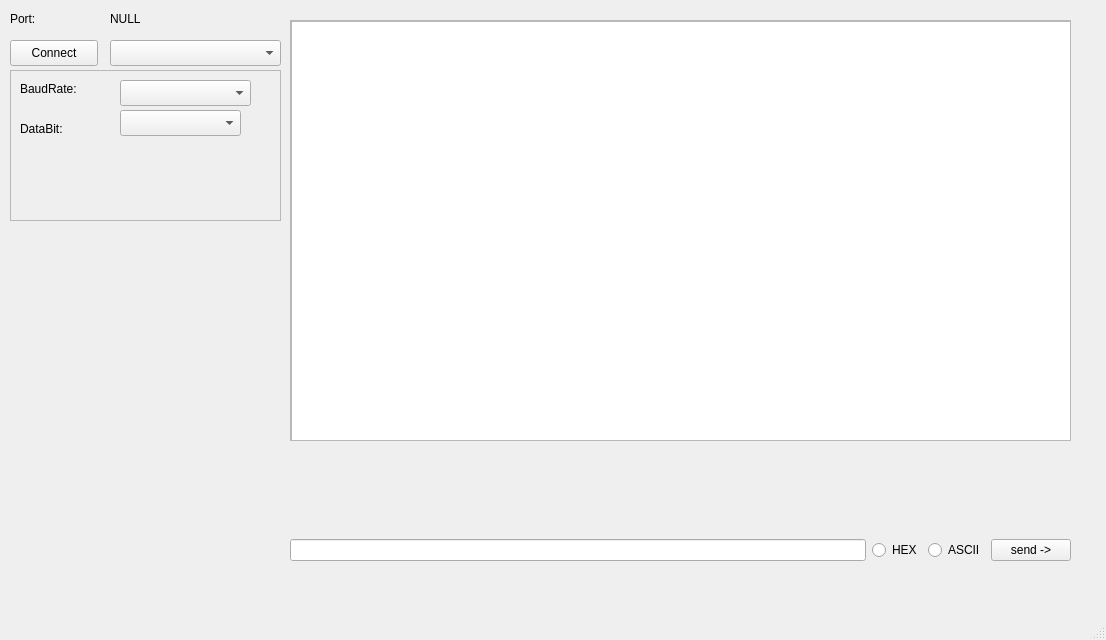
Keivbyte/tools, file SerialTerminal/mainwindow.ui: the form before one commit.
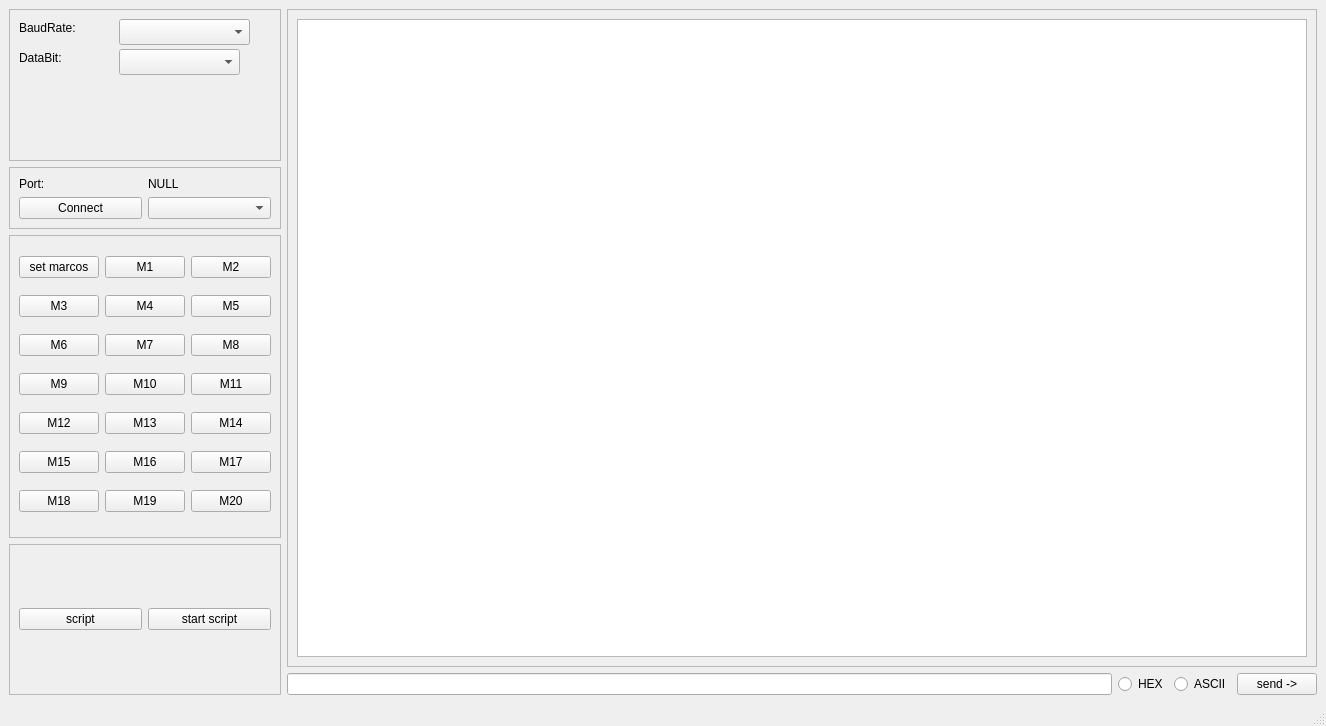
The form after the commit.

The edit to the form file:
```diff
--- a/SerialTerminal/mainwindow.ui
+++ b/SerialTerminal/mainwindow.ui
@@ -6,72 +6,21 @@
    <rect>
     <x>0</x>
     <y>0</y>
-    <width>1106</width>
-    <height>640</height>
+    <width>1326</width>
+    <height>726</height>
    </rect>
   </property>
   <property name="windowTitle">
    <string>MainWindow</string>
   </property>
   <widget class="QWidget" name="centralwidget">
-   <widget class="QComboBox" name="comboBox_port">
-    <property name="geometry">
-     <rect>
-      <x>110</x>
-      <y>40</y>
-      <width>171</width>
-      <height>26</height>
-     </rect>
-    </property>
-   </widget>
-   <widget class="QLabel" name="label">
-    <property name="geometry">
-     <rect>
-      <x>10</x>
-      <y>10</y>
-      <width>101</width>
-      <height>18</height>
-     </rect>
-    </property>
-    <property name="text">
-     <string>Port: </string>
-    </property>
-   </widget>
-   <widget class="QLabel" name="label_selectedPort">
-    <property name="geometry">
-     <rect>
-      <x>110</x>
-      <y>10</y>
-      <width>171</width>
-      <height>18</height>
-     </rect>
-    </property>
-    <property name="text">
-     <string>NULL</string>
-    </property>
-   </widget>
-   <widget class="QPushButton" name="pushButton">
-    <property name="geometry">
-     <rect>
-      <x>10</x>
-      <y>40</y>
-      <width>88</width>
-      <height>26</height>
-     </rect>
-    </property>
-    <property name="text">
-     <string>Connect</string>
-    </property>
-   </widget>
+   <layout class="QGridLayout" name="gridLayout_5">
+    <item row="0" column="0">
+     <layout class="QHBoxLayout" name="horizontalLayout_2" stretch="1,6">
+      <item>
+       <layout class="QVBoxLayout" name="verticalLayout" stretch="1,0,2,1">
+        <item>
    <widget class="QFrame" name="frame">
-    <property name="geometry">
-     <rect>
-      <x>10</x>
-      <y>70</y>
-      <width>271</width>
-      <height>151</height>
-     </rect>
-    </property>
     <property name="frameShape">
      <enum>QFrame::StyledPanel</enum>
     </property>
@@ -105,7 +54,7 @@
      <property name="geometry">
       <rect>
        <x>10</x>
-       <y>50</y>
+             <y>40</y>
        <width>66</width>
        <height>18</height>
       </rect>
@@ -125,15 +74,234 @@
      </property>
     </widget>
    </widget>
+        </item>
+        <item>
+         <widget class="QFrame" name="frame_2">
+          <property name="frameShape">
+           <enum>QFrame::StyledPanel</enum>
+          </property>
+          <property name="frameShadow">
+           <enum>QFrame::Raised</enum>
+          </property>
+          <layout class="QGridLayout" name="gridLayout" columnstretch="0,0">
+           <item row="0" column="1">
+            <widget class="QLabel" name="label_selectedPort">
+             <property name="text">
+              <string>NULL</string>
+             </property>
+            </widget>
+           </item>
+           <item row="3" column="0">
+            <widget class="QPushButton" name="pushButton">
+             <property name="text">
+              <string>Connect</string>
+             </property>
+            </widget>
+           </item>
+           <item row="3" column="1">
+            <widget class="QComboBox" name="comboBox_port"/>
+           </item>
+           <item row="0" column="0">
+            <widget class="QLabel" name="label">
+             <property name="text">
+              <string>Port: </string>
+             </property>
+            </widget>
+           </item>
+          </layout>
+         </widget>
+        </item>
+        <item>
+         <widget class="QFrame" name="frame_3">
+          <property name="frameShape">
+           <enum>QFrame::StyledPanel</enum>
+          </property>
+          <property name="frameShadow">
+           <enum>QFrame::Raised</enum>
+          </property>
+          <layout class="QGridLayout" name="gridLayout_3">
+           <item row="0" column="1">
+            <widget class="QPushButton" name="pushButton_2">
+             <property name="text">
+              <string>set marcos</string>
+             </property>
+            </widget>
+           </item>
+           <item row="2" column="1">
+            <widget class="QPushButton" name="pushButton_8">
+             <property name="text">
+              <string>M6</string>
+             </property>
+            </widget>
+           </item>
+           <item row="1" column="1">
+            <widget class="QPushButton" name="pushButton_6">
+             <property name="text">
+              <string>M3</string>
+             </property>
+            </widget>
+           </item>
+           <item row="0" column="4">
+            <widget class="QPushButton" name="pushButton_4">
+             <property name="text">
+              <string>M2</string>
+             </property>
+            </widget>
+           </item>
+           <item row="1" column="4">
+            <widget class="QPushButton" name="pushButton_7">
+             <property name="text">
+              <string>M5</string>
+             </property>
+            </widget>
+           </item>
+           <item row="2" column="4">
+            <widget class="QPushButton" name="pushButton_10">
+             <property name="text">
+              <string>M8</string>
+             </property>
+            </widget>
+           </item>
+           <item row="3" column="4">
+            <widget class="QPushButton" name="pushButton_14">
+             <property name="text">
+              <string>M11</string>
+             </property>
+            </widget>
+           </item>
+           <item row="4" column="4">
+            <widget class="QPushButton" name="pushButton_12">
+             <property name="text">
+              <string>M14</string>
+             </property>
+            </widget>
+           </item>
+           <item row="3" column="1">
+            <widget class="QPushButton" name="pushButton_11">
+             <property name="text">
+              <string>M9</string>
+             </property>
+            </widget>
+           </item>
+           <item row="4" column="1">
+            <widget class="QPushButton" name="pushButton_16">
+             <property name="text">
+              <string>M12</string>
+             </property>
+            </widget>
+           </item>
+           <item row="0" column="3">
+            <widget class="QPushButton" name="pushButton_3">
+             <property name="text">
+              <string>M1</string>
+             </property>
+            </widget>
+           </item>
+           <item row="3" column="3">
+            <widget class="QPushButton" name="pushButton_13">
+             <property name="text">
+              <string>M10</string>
+             </property>
+            </widget>
+           </item>
+           <item row="2" column="3">
+            <widget class="QPushButton" name="pushButton_9">
+             <property name="text">
+              <string>M7</string>
+             </property>
+            </widget>
+           </item>
+           <item row="4" column="3">
+            <widget class="QPushButton" name="pushButton_18">
+             <property name="text">
+              <string>M13</string>
+             </property>
+            </widget>
+           </item>
+           <item row="1" column="3">
+            <widget class="QPushButton" name="pushButton_5">
+             <property name="text">
+              <string>M4</string>
+             </property>
+            </widget>
+           </item>
+           <item row="5" column="1">
+            <widget class="QPushButton" name="pushButton_19">
+             <property name="text">
+              <string>M15</string>
+             </property>
+            </widget>
+           </item>
+           <item row="5" column="3">
+            <widget class="QPushButton" name="pushButton_17">
+             <property name="text">
+              <string>M16</string>
+             </property>
+            </widget>
+           </item>
+           <item row="5" column="4">
+            <widget class="QPushButton" name="pushButton_15">
+             <property name="text">
+              <string>M17</string>
+             </property>
+            </widget>
+           </item>
+           <item row="6" column="1">
+            <widget class="QPushButton" name="pushButton_20">
+             <property name="text">
+              <string>M18</string>
+             </property>
+            </widget>
+           </item>
+           <item row="6" column="3">
+            <widget class="QPushButton" name="pushButton_21">
+             <property name="text">
+              <string>M19</string>
+             </property>
+            </widget>
+           </item>
+           <item row="6" column="4">
+            <widget class="QPushButton" name="pushButton_22">
+             <property name="text">
+              <string>M20</string>
+             </property>
+            </widget>
+           </item>
+          </layout>
+         </widget>
+        </item>
+        <item>
+         <widget class="QFrame" name="frame_4">
+          <property name="frameShape">
+           <enum>QFrame::StyledPanel</enum>
+          </property>
+          <property name="frameShadow">
+           <enum>QFrame::Raised</enum>
+          </property>
+          <layout class="QGridLayout" name="gridLayout_4">
+           <item row="0" column="1">
+            <widget class="QPushButton" name="pushButton_24">
+             <property name="text">
+              <string>start script</string>
+             </property>
+            </widget>
+           </item>
+           <item row="0" column="0">
+            <widget class="QPushButton" name="pushButton_23">
+             <property name="text">
+              <string>script</string>
+             </property>
+            </widget>
+           </item>
+          </layout>
+         </widget>
+        </item>
+       </layout>
+      </item>
+      <item>
+       <layout class="QVBoxLayout" name="verticalLayout_2" stretch="10,1">
+        <item>
    <widget class="QScrollArea" name="scrollArea">
-    <property name="geometry">
-     <rect>
-      <x>290</x>
-      <y>20</y>
-      <width>781</width>
-      <height>421</height>
-     </rect>
-    </property>
     <property name="widgetResizable">
      <bool>true</bool>
     </property>
@@ -142,31 +310,19 @@
       <rect>
        <x>0</x>
        <y>0</y>
-       <width>779</width>
-       <height>419</height>
-      </rect>
-     </property>
-     <widget class="QTextBrowser" name="textBrowser_command">
-      <property name="geometry">
-       <rect>
-        <x>0</x>
-        <y>0</y>
-        <width>781</width>
-        <height>421</height>
-       </rect>
-      </property>
-     </widget>
-    </widget>
-   </widget>
-   <widget class="QWidget" name="horizontalLayoutWidget">
-    <property name="geometry">
-     <rect>
-      <x>290</x>
-      <y>510</y>
-      <width>781</width>
-      <height>80</height>
-     </rect>
-    </property>
+             <width>1021</width>
+             <height>591</height>
+            </rect>
+           </property>
+           <layout class="QGridLayout" name="gridLayout_2">
+            <item row="1" column="0">
+             <widget class="QTextBrowser" name="textBrowser_command"/>
+            </item>
+           </layout>
+          </widget>
+         </widget>
+        </item>
+        <item>
     <layout class="QHBoxLayout" name="horizontalLayout">
      <item>
       <widget class="QLineEdit" name="le_sender"/>
@@ -193,7 +349,12 @@
       </widget>
      </item>
     </layout>
-   </widget>
+        </item>
+       </layout>
+      </item>
+     </layout>
+    </item>
+   </layout>
   </widget>
   <widget class="QMenuBar" name="menubar">
    <property name="geometry">
```
Left out of the diff: 2 changed lines with no effect on the pictures. Lines whose indentation alone changed are shown as unchanged.
